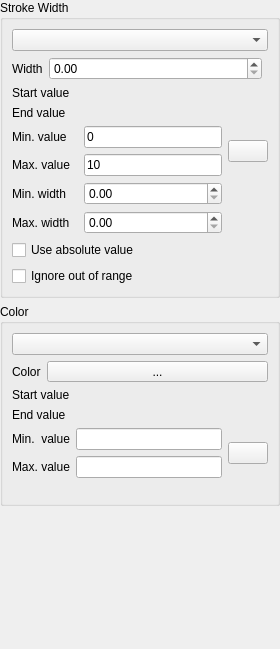
Qt form src/ui/symbollayer/qgsinterpolatedlinesymbollayerwidgetbase.ui (qgis/QGIS) before a commit.
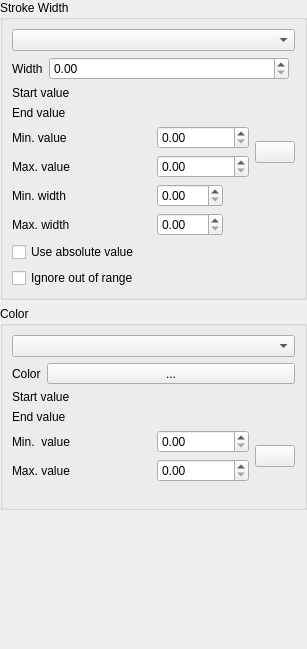
The same form after that commit. Icons and pictures are not drawn. Custom widgets are drawn as their Qt base class.

Commit message:
Consolidate the symbol interpolated renderer dialog
and move min/max value widgets to QgsDoubleSpinbox instead of line edit

Patch:
```diff
--- a/src/ui/symbollayer/qgsinterpolatedlinesymbollayerwidgetbase.ui
+++ b/src/ui/symbollayer/qgsinterpolatedlinesymbollayerwidgetbase.ui
@@ -6,7 +6,7 @@
    <rect>
     <x>0</x>
     <y>0</y>
-    <width>280</width>
+    <width>307</width>
     <height>649</height>
    </rect>
   </property>
@@ -71,7 +71,7 @@
       </item>
       <item>
        <widget class="QWidget" name="mVaryingWidthWidget" native="true">
-        <layout class="QGridLayout" name="gridLayout_3" rowstretch="0,0,0,0,0,0,0,0,0">
+        <layout class="QGridLayout" name="gridLayout_3" rowstretch="0,0,0,0,0,0,0,0">
          <property name="leftMargin">
           <number>0</number>
          </property>
@@ -87,36 +87,26 @@
          <property name="horizontalSpacing">
           <number>6</number>
          </property>
-         <item row="1" column="1" colspan="3">
+         <item row="1" column="1">
           <widget class="QgsFieldExpressionWidget" name="mWidthEndFieldExpression" native="true"/>
          </item>
-         <item row="0" column="1" colspan="3">
+         <item row="0" column="1">
           <widget class="QgsFieldExpressionWidget" name="mWidthStartFieldExpression" native="true"/>
          </item>
-         <item row="6" column="1" colspan="2">
-          <widget class="QDoubleSpinBox" name="mDoubleSpinBoxMinWidth"/>
-         </item>
-         <item row="8" column="0" colspan="4">
-          <layout class="QVBoxLayout" name="verticalLayout_7">
-           <property name="topMargin">
-            <number>0</number>
-           </property>
-           <item>
+         <item row="6" column="0" colspan="2">
             <widget class="QCheckBox" name="mCheckBoxAbsoluteValue">
              <property name="text">
               <string>Use absolute value</string>
              </property>
             </widget>
            </item>
-           <item>
+         <item row="7" column="0" colspan="2">
             <widget class="QCheckBox" name="mCheckBoxOutOfrange">
              <property name="text">
               <string>Ignore out of range</string>
              </property>
             </widget>
            </item>
-          </layout>
-         </item>
          <item row="0" column="0">
           <widget class="QLabel" name="label_2">
            <property name="text">
@@ -131,90 +121,94 @@
            </property>
           </widget>
          </item>
-         <item row="7" column="0">
+         <item row="3" column="0">
+          <widget class="QLabel" name="label_5">
+           <property name="text">
+            <string>Max. value</string>
+           </property>
+          </widget>
+         </item>
+         <item row="2" column="0">
+          <widget class="QLabel" name="label_4">
+           <property name="text">
+            <string>Min. value</string>
+           </property>
+          </widget>
+         </item>
+         <item row="5" column="0">
           <widget class="QLabel" name="label_7">
            <property name="text">
             <string>Max. width</string>
            </property>
           </widget>
          </item>
-         <item row="6" column="3" rowspan="2">
-          <layout class="QVBoxLayout" name="verticalLayout_2">
-           <item>
-            <widget class="QgsUnitSelectionWidget" name="mWidthUnitSelectionVarying" native="true"/>
-           </item>
-          </layout>
-         </item>
-         <item row="2" column="3" rowspan="2">
-          <layout class="QVBoxLayout" name="verticalLayout_3">
-           <item>
-            <widget class="QPushButton" name="mButtonLoadMinMaxValueWidth">
-             <property name="sizePolicy">
-              <sizepolicy hsizetype="Fixed" vsizetype="Fixed">
-               <horstretch>0</horstretch>
-               <verstretch>0</verstretch>
-              </sizepolicy>
-             </property>
-             <property name="text">
-              <string/>
-             </property>
-             <property name="icon">
-              <iconset resource="../../../images/images.qrc">
-               <normaloff>:/images/themes/default/mActionRefresh.svg</normaloff>:/images/themes/default/mActionRefresh.svg</iconset>
-             </property>
-            </widget>
-           </item>
-          </layout>
-         </item>
-         <item row="7" column="1" colspan="2">
-          <widget class="QDoubleSpinBox" name="mDoubleSpinBoxMaxWidth"/>
-         </item>
-         <item row="6" column="0">
+         <item row="4" column="0">
           <widget class="QLabel" name="label_6">
            <property name="text">
             <string>Min. width</string>
            </property>
           </widget>
          </item>
-         <item row="3" column="0">
-          <widget class="QLabel" name="label_5">
-           <property name="text">
-            <string>Max. value</string>
+         <item row="4" column="1" rowspan="2">
+          <layout class="QGridLayout" name="gridLayout_12">
+           <item row="0" column="0">
+            <widget class="QDoubleSpinBox" name="mDoubleSpinBoxMinWidth"/>
+           </item>
+           <item row="1" column="0">
+            <widget class="QDoubleSpinBox" name="mDoubleSpinBoxMaxWidth"/>
+           </item>
+           <item row="0" column="1" rowspan="2">
+            <widget class="QgsUnitSelectionWidget" name="mWidthUnitSelectionVarying" native="true">
+             <property name="sizePolicy">
+              <sizepolicy hsizetype="Preferred" vsizetype="Fixed">
+               <horstretch>0</horstretch>
+               <verstretch>0</verstretch>
+              </sizepolicy>
            </property>
           </widget>
          </item>
-         <item row="2" column="1" colspan="2">
-          <widget class="QLineEdit" name="mLineEditWidthMinValue">
+          </layout>
+         </item>
+         <item row="2" column="1" rowspan="2">
+          <layout class="QGridLayout" name="gridLayout_13">
+           <item row="0" column="0">
+            <widget class="QgsDoubleSpinBox" name="mLineEditWidthMinValue">
            <property name="sizePolicy">
             <sizepolicy hsizetype="Preferred" vsizetype="Fixed">
              <horstretch>0</horstretch>
              <verstretch>0</verstretch>
             </sizepolicy>
            </property>
-           <property name="text">
-            <string>0</string>
-           </property>
-          </widget>
-         </item>
-         <item row="2" column="0">
-          <widget class="QLabel" name="label_4">
-           <property name="text">
-            <string>Min. value</string>
+            </widget>
+           </item>
+           <item row="1" column="0">
+            <widget class="QgsDoubleSpinBox" name="mLineEditWidthMaxValue">
+             <property name="sizePolicy">
+              <sizepolicy hsizetype="Preferred" vsizetype="Fixed">
+               <horstretch>0</horstretch>
+               <verstretch>0</verstretch>
+              </sizepolicy>
            </property>
           </widget>
          </item>
-         <item row="3" column="1" colspan="2">
-          <widget class="QLineEdit" name="mLineEditWidthMaxValue">
+           <item row="0" column="1" rowspan="2">
+            <widget class="QPushButton" name="mButtonLoadMinMaxValueWidth">
            <property name="sizePolicy">
-            <sizepolicy hsizetype="Preferred" vsizetype="Fixed">
+              <sizepolicy hsizetype="Fixed" vsizetype="Fixed">
              <horstretch>0</horstretch>
              <verstretch>0</verstretch>
             </sizepolicy>
            </property>
            <property name="text">
-            <string>10</string>
-           </property>
-          </widget>
+              <string/>
+             </property>
+             <property name="icon">
+              <iconset resource="../../../images/images.qrc">
+               <normaloff>:/images/themes/default/mActionRefresh.svg</normaloff>:/images/themes/default/mActionRefresh.svg</iconset>
+             </property>
+            </widget>
+           </item>
+          </layout>
          </item>
         </layout>
        </widget>
@@ -290,38 +284,7 @@
          <property name="bottomMargin">
           <number>10</number>
          </property>
-         <item row="2" column="0">
-          <widget class="QLabel" name="label_11">
-           <property name="text">
-            <string>Min.  value</string>
-           </property>
-          </widget>
-         </item>
-         <item row="0" column="0">
-          <widget class="QLabel" name="label_9">
-           <property name="text">
-            <string>Start value</string>
-           </property>
-          </widget>
-         </item>
-         <item row="3" column="0">
-          <widget class="QLabel" name="label_12">
-           <property name="text">
-            <string>Max. value</string>
-           </property>
-          </widget>
-         </item>
-         <item row="0" column="1" colspan="2">
-          <widget class="QgsFieldExpressionWidget" name="mColorStartFieldExpression" native="true"/>
-         </item>
-         <item row="1" column="0">
-          <widget class="QLabel" name="label_10">
-           <property name="text">
-            <string>End value</string>
-           </property>
-          </widget>
-         </item>
-         <item row="5" column="0" colspan="3">
+         <item row="4" column="0" colspan="2">
           <widget class="QgsColorRampShaderWidget" name="mColorRampShaderWidget" native="true">
            <property name="minimumSize">
             <size>
@@ -331,19 +294,27 @@
            </property>
           </widget>
          </item>
-         <item row="2" column="1">
-          <widget class="QLineEdit" name="mLineEditColorMinValue"/>
-         </item>
-         <item row="2" column="2" rowspan="2">
-          <layout class="QVBoxLayout" name="verticalLayout_6">
-           <property name="leftMargin">
-            <number>0</number>
-           </property>
+         <item row="2" column="1" rowspan="2">
+          <layout class="QGridLayout" name="gridLayout_6">
            <property name="bottomMargin">
             <number>0</number>
            </property>
-           <item>
+           <item row="0" column="0">
+            <widget class="QgsDoubleSpinBox" name="mLineEditColorMinValue">
+            </widget>
+           </item>
+           <item row="1" column="0">
+            <widget class="QgsDoubleSpinBox" name="mLineEditColorMaxValue">
+            </widget>
+           </item>
+           <item row="0" column="1" rowspan="2">
             <widget class="QPushButton" name="mButtonLoadMinMaxValueColor">
+             <property name="sizePolicy">
+              <sizepolicy hsizetype="Fixed" vsizetype="Fixed">
+               <horstretch>0</horstretch>
+               <verstretch>0</verstretch>
+              </sizepolicy>
+             </property>
              <property name="text">
               <string/>
              </property>
@@ -355,12 +326,40 @@
            </item>
           </layout>
          </item>
-         <item row="3" column="1">
-          <widget class="QLineEdit" name="mLineEditColorMaxValue"/>
+         <item row="1" column="0">
+          <widget class="QLabel" name="label_10">
+           <property name="text">
+            <string>End value</string>
+           </property>
+          </widget>
          </item>
-         <item row="1" column="1" colspan="2">
+         <item row="3" column="0">
+          <widget class="QLabel" name="label_12">
+           <property name="text">
+            <string>Max. value</string>
+           </property>
+          </widget>
+         </item>
+         <item row="1" column="1">
           <widget class="QgsFieldExpressionWidget" name="mColorEndFieldExpression" native="true"/>
          </item>
+         <item row="0" column="1">
+          <widget class="QgsFieldExpressionWidget" name="mColorStartFieldExpression" native="true"/>
+         </item>
+         <item row="2" column="0">
+          <widget class="QLabel" name="label_11">
+           <property name="text">
+            <string>Min.  value</string>
+           </property>
+          </widget>
+         </item>
+         <item row="0" column="0">
+          <widget class="QLabel" name="label_9">
+           <property name="text">
+            <string>Start value</string>
+           </property>
+          </widget>
+         </item>
         </layout>
        </widget>
       </item>
```
Left out of the diff: 16 changed lines with no effect on the pictures. Lines whose indentation alone changed are shown as unchanged.
